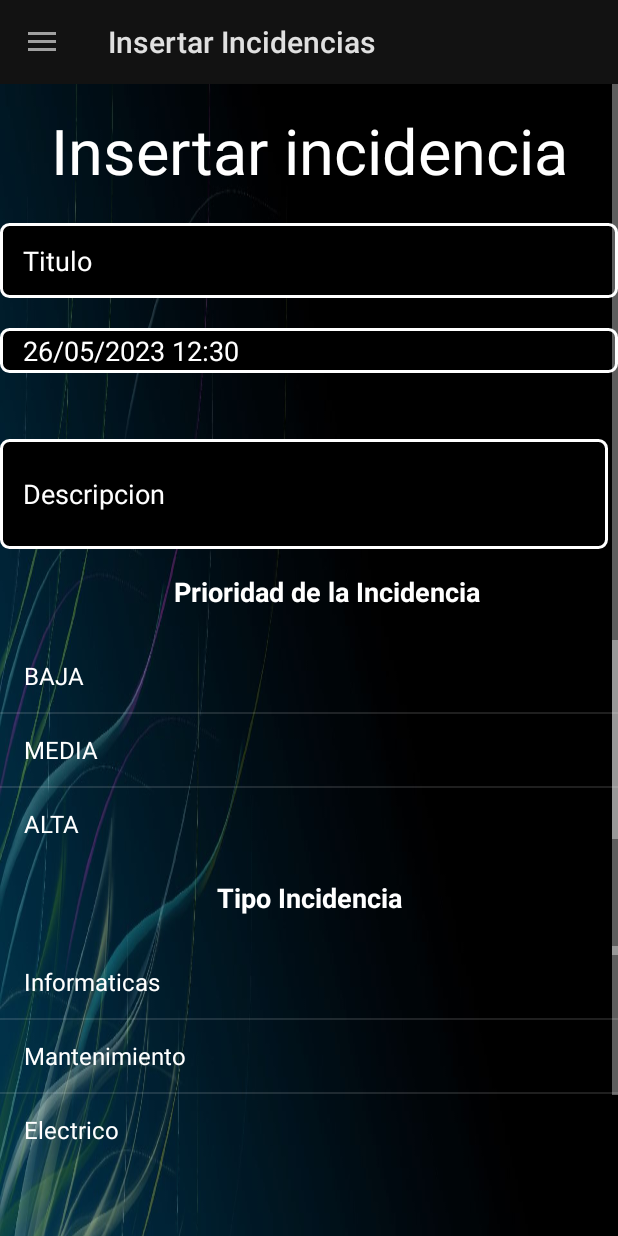
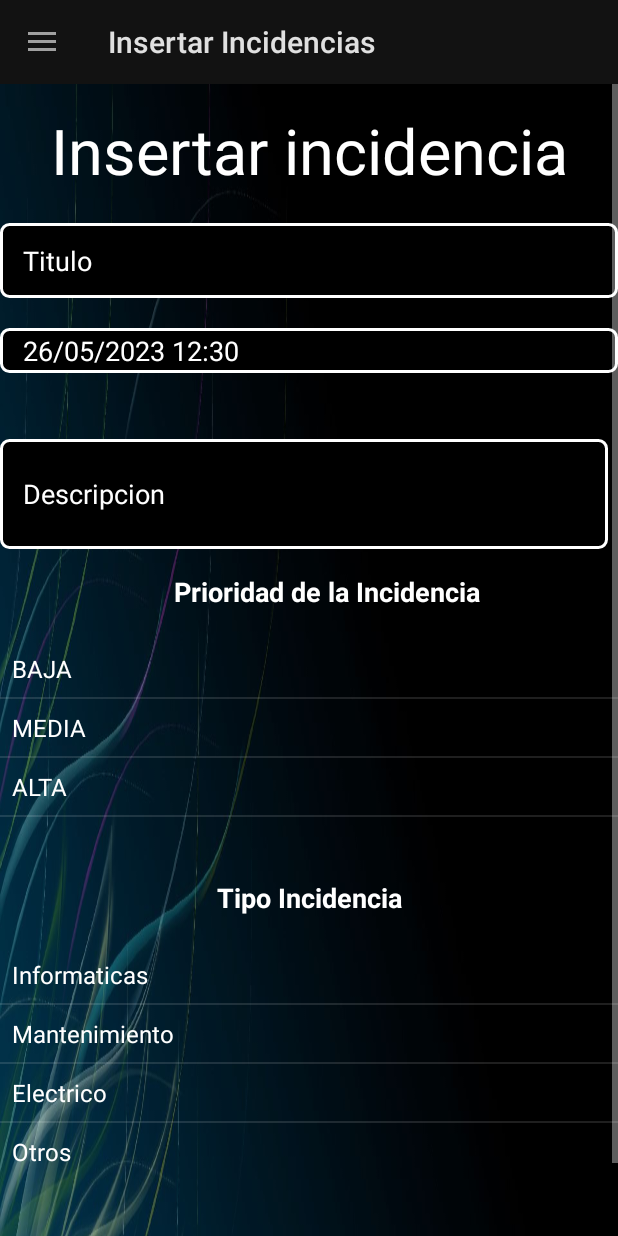
Before and after one commit to Xxjorge20/ProyectoFinalDAMJLBSVA, an Android app: the fragment InsertarIncidenciaFragment placed in its activity, on a phone screen of 412 x 824 dp. Run offline under Robolectric (Android 15) with nearby library versions, the phone set to English and light mode, and no system bars; our stand-ins replace Firebase (no records; nobody signed in at launch, a user with empty details on screens opened directly); libraries missing offline, so code that uses them is left out: ies.luiscarrillodesotomayor.gestionincidencias, org.checkerframework.checker.

Commit message:
Implementacion de l validacion del correo para que sea real e implementacion de tipos de incidencias y correccion de la interfaz

```diff
--- a/app/src/main/java/ies/luiscarrillo/proyectofinaldamjlbsva/Datos/ParteIncidencias/Data/DatosIncidencias.kt
+++ b/app/src/main/java/ies/luiscarrillo/proyectofinaldamjlbsva/Datos/ParteIncidencias/Data/DatosIncidencias.kt
@@ -1,7 +1,4 @@
 package ies.luiscarrillo.proyectofinaldamjlbsva.Datos.ParteIncidencias.Data
-
-import android.graphics.Bitmap
-import android.net.Uri
 
 /**
  * Esta es una clase de datos para almacenar información sobre incidentes, incluidos el nombre, la
--- a/app/src/main/java/ies/luiscarrillo/proyectofinaldamjlbsva/Datos/ParteIncidencias/Menu/CasaFragment.kt
+++ b/app/src/main/java/ies/luiscarrillo/proyectofinaldamjlbsva/Datos/ParteIncidencias/Menu/CasaFragment.kt
@@ -96,8 +96,6 @@ class CasaFragment : Fragment() {
 
                     listaIncidencias.add(incidencia)
 
-
-
                 }
 
                 // Ordeno la lista de incidencias por fecha de forma descendente (la más reciente primero)
--- a/app/src/main/java/ies/luiscarrillo/proyectofinaldamjlbsva/Datos/ParteIncidencias/Menu/InsertarIncidenciaFragment.kt
+++ b/app/src/main/java/ies/luiscarrillo/proyectofinaldamjlbsva/Datos/ParteIncidencias/Menu/InsertarIncidenciaFragment.kt
@@ -5,6 +5,8 @@ import android.app.Activity
 import android.app.AlertDialog
 import android.content.Intent
 import android.graphics.Bitmap
+import android.graphics.BitmapFactory
+import android.graphics.drawable.Drawable
 import android.media.MediaScannerConnection
 import android.os.*
 import android.provider.MediaStore
@@ -14,6 +16,7 @@ import android.view.LayoutInflater
 import android.view.View
 import android.view.ViewGroup
 import android.widget.Toast
+import androidx.core.graphics.drawable.toBitmap
 import androidx.fragment.app.Fragment
 import com.google.firebase.auth.FirebaseAuth
 import com.google.firebase.storage.FirebaseStorage
@@ -46,6 +49,9 @@ class InsertarIncidenciaFragment : Fragment(R.layout.fragment_insertar_incidenci
     private lateinit var rutaFoto : String
     private lateinit var urlDescargarFoto : String
 
+    val nombre = arguments?.get("nombre").toString()
+
+
     override fun onCreateView(
         inflater: LayoutInflater,
         container: ViewGroup?,
@@ -58,10 +64,16 @@ class InsertarIncidenciaFragment : Fragment(R.layout.fragment_insertar_incidenci
         _binding = FragmentInsertarIncidenciaBinding.inflate(inflater, container, false)
         val view = binding.root
 
+        imagenVarible = BitmapFactory.decodeResource(resources, R.drawable.incidencia)
+
         binding.TBFechaIncidencia.setText(obtenerFechaHoraActual())
         binding.TBFechaIncidencia.isEnabled = false
 
         activity?.setTitle("Insertar Incidencias")
+
+
+
+
 
         // cargo la lista de prioridades
         val listaPrioridades = Incidencia.Prioridad.values()
@@ -72,11 +84,14 @@ class InsertarIncidenciaFragment : Fragment(R.layout.fragment_insertar_incidenci
 
         binding.listPrioridad.adapter = android.widget.ArrayAdapter(
             requireContext(),
-            android.R.layout.simple_list_item_1,
+            R.layout.list_item_custom,
             // recorro el array de prioridades y la añado a la lista
             listaPrioridadesString
 
         )
+
+
+
 
         // evento click en la lista de prioridades
         binding.listPrioridad.setOnItemClickListener { parent, view, position, id ->
@@ -105,7 +120,7 @@ class InsertarIncidenciaFragment : Fragment(R.layout.fragment_insertar_incidenci
 
         binding.listTipoIncidencia.adapter = android.widget.ArrayAdapter(
             requireContext(),
-            android.R.layout.simple_list_item_1,
+            R.layout.list_item_custom,
             // recorro el array de prioridades y la añado a la lista
             listaTipo
 
@@ -264,7 +279,7 @@ class InsertarIncidenciaFragment : Fragment(R.layout.fragment_insertar_incidenci
 
 
                     val CasaFragment = Intent(activity, MenuLateral::class.java)
-                    CasaFragment.putExtra("foto", imagenVarible)
+                   // CasaFragment.putExtra("foto", imagenVarible)
                     CasaFragment.putExtra("correo", correo)
                     CasaFragment.putExtra("nombre", nameUser)
                     startActivity(CasaFragment)
--- a/app/src/main/java/ies/luiscarrillo/proyectofinaldamjlbsva/Datos/ParteIncidencias/Menu/MenuLateral.kt
+++ b/app/src/main/java/ies/luiscarrillo/proyectofinaldamjlbsva/Datos/ParteIncidencias/Menu/MenuLateral.kt
@@ -39,15 +39,26 @@ class MenuLateral : AppCompatActivity() {
         toggle.syncState()
         supportActionBar?.setDisplayHomeAsUpEnabled(true)
 
-
-
-
         // cargo el header del menu lateral
         val header = binding.navView.getHeaderView(0)
         val email = header.findViewById<TextView>(R.id.TBCorreoUserName)
         val nombre = header.findViewById<TextView>(R.id.TBUserName)
-        email.text = intent.getStringExtra("correo")
-        nombre.text = intent.getStringExtra("nombre")
+
+
+        email.text = obtenerCorreo()
+        obtenerUsername { username ->
+            // Hacer algo con el valor de username aquí
+            Log.d("Usuario", "Username obtenido: $username")
+
+            if (username != null) {
+                nombre.text = username
+            }
+            else
+            {
+                nombre.text = "Usuario"
+            }
+
+        }
 
         permisos()
 
@@ -103,7 +114,7 @@ class MenuLateral : AppCompatActivity() {
             binding.drawer.closeDrawer(START)
             true
         }
-    }
+        }
 
 /**
  * Esta función maneja la selección de elementos del menú y alterna el menú si es necesario.
@@ -162,5 +173,32 @@ class MenuLateral : AppCompatActivity() {
     }
 
 
+    fun obtenerUsername(callback: (String) -> Unit) {
+        val auth = FirebaseAuth.getInstance()
+        val correo = auth.currentUser?.email.toString()
+        val db = FirebaseFirestore.getInstance()
+
+        db.collection("usuarios").document(correo).get()
+            .addOnSuccessListener { documentSnapshot ->
+                var username = ""
+                if (documentSnapshot.exists()) {
+                    val nombre = documentSnapshot.getString("Nombre")
+                    val apellido = documentSnapshot.getString("Apellidos")
+                    username = "$nombre $apellido"
+                    Log.d("Usuario", "Datos Usuario: $username")
+                }
+                Log.d("Usuario", "Datos Usuario: ${documentSnapshot.data}")
+                callback(username) // Llamar a la devolución de llamada con el valor de username
+            }
+    }
+
+
+    fun obtenerCorreo() : String {
+        var correo = ""
+        val auth = FirebaseAuth.getInstance()
+        correo = auth.currentUser?.email.toString()
+        return correo
+    }
+
 
 }
--- a/app/src/main/res/layout/activity_main.xml
+++ b/app/src/main/res/layout/activity_main.xml
@@ -33,6 +33,7 @@
         android:hint="Correo Electronico"
         android:inputType="textPersonName"
         android:textColorHint="@color/gris"
+        android:textColor="@color/white"
         app:layout_constraintBottom_toTopOf="@+id/EscribirContrasena"
         app:layout_constraintEnd_toEndOf="parent"
         app:layout_constraintStart_toStartOf="parent" />
@@ -47,6 +48,7 @@
         android:ems="10"
         android:hint="Contraseña"
         android:inputType="textPassword"
+        android:textColor="@color/white"
         android:textColorHint="@color/gris"
         app:layout_constraintBottom_toTopOf="@+id/sesion"
         app:layout_constraintEnd_toEndOf="parent"
--- a/app/src/main/res/layout/activity_mostrar_usuarios.xml
+++ b/app/src/main/res/layout/activity_mostrar_usuarios.xml
@@ -34,27 +34,32 @@
             android:id="@+id/email"
             android:layout_width="match_parent"
             android:layout_height="wrap_content"
+            android:textColor="@color/white"
             android:layout_marginTop="20dp" />
 
         <TextView
             android:id="@+id/nombreUsuario"
+            android:textColor="@color/white"
             android:layout_width="match_parent"
             android:layout_height="wrap_content" />
 
         <TextView
             android:id="@+id/apellidosUsuario"
             android:layout_width="match_parent"
+            android:textColor="@color/white"
             android:layout_height="wrap_content"
             android:text="" />
 
         <TextView
             android:id="@+id/privilegios"
+            android:textColor="@color/white"
             android:layout_width="match_parent"
             android:layout_height="wrap_content"
             android:text="" />
 
         <TextView
             android:id="@+id/password"
+            android:textColor="@color/white"
             android:layout_width="match_parent"
             android:layout_height="wrap_content"
             android:text="" />
--- a/app/src/main/res/layout/fragment_insertar_incidencia.xml
+++ b/app/src/main/res/layout/fragment_insertar_incidencia.xml
@@ -153,7 +153,7 @@
         <ListView
             android:id="@+id/listTipoIncidencia"
             android:layout_width="match_parent"
-            android:layout_height="139dp"
+            android:layout_height="150dp"
             android:layout_marginTop="20dp"
             android:background="#00FFFFFF"
             app:layout_constraintEnd_toEndOf="parent"
--- /dev/null
+++ b/app/src/main/res/layout/list_item_custom.xml
@@ -0,0 +1,7 @@
+<TextView xmlns:android="http://schemas.android.com/apk/res/android"
+    android:id="@android:id/text1"
+    android:layout_width="match_parent"
+    android:layout_height="wrap_content"
+    android:textColor="@android:color/white"
+    android:textSize="16sp"
+    android:padding="8dp" />
```
Also changed, not shown: app/src/main/java/InicioSesion/MainActivity.kt (+30 -11 lines), app/src/main/java/InicioSesion/RegistroFragment.kt (+15 -7 lines), app/src/main/java/MenuConjunto/AcercaDe.kt (+5 -7 lines), app/src/main/java/MenuConjunto/Configuracion.kt (+15 -18 lines), app/src/main/java/ies/luiscarrillo/proyectofinaldamjlbsva/Datos/ParteIncidencias/Data/Incidencia.kt (+18 -9 lines).
